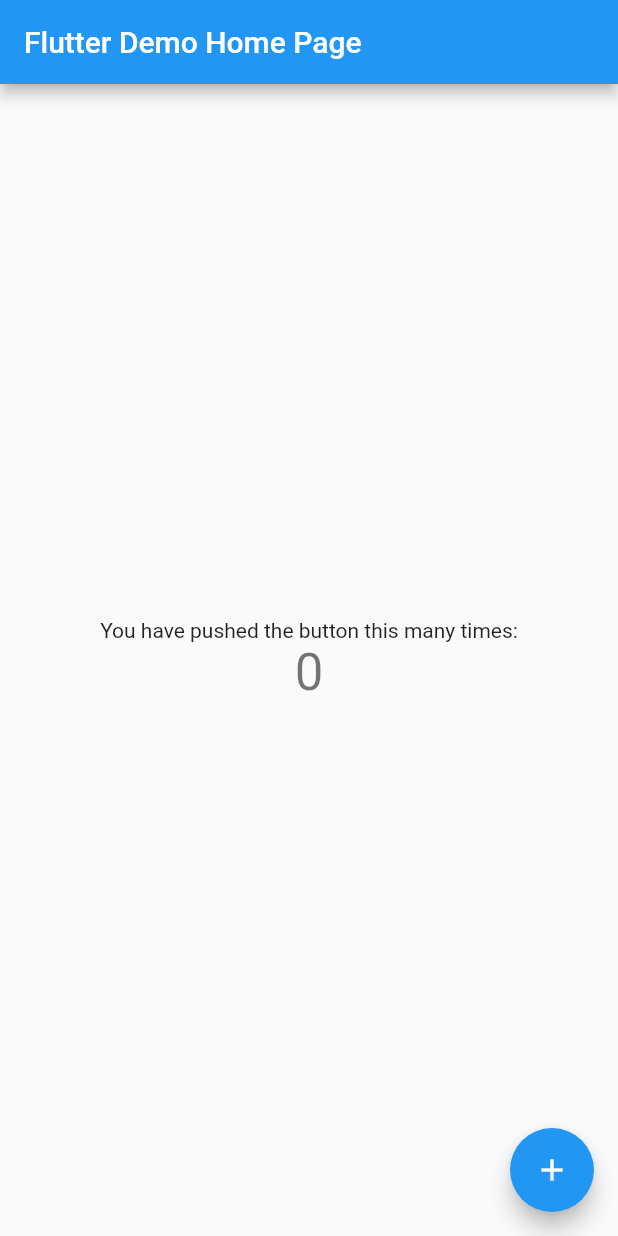
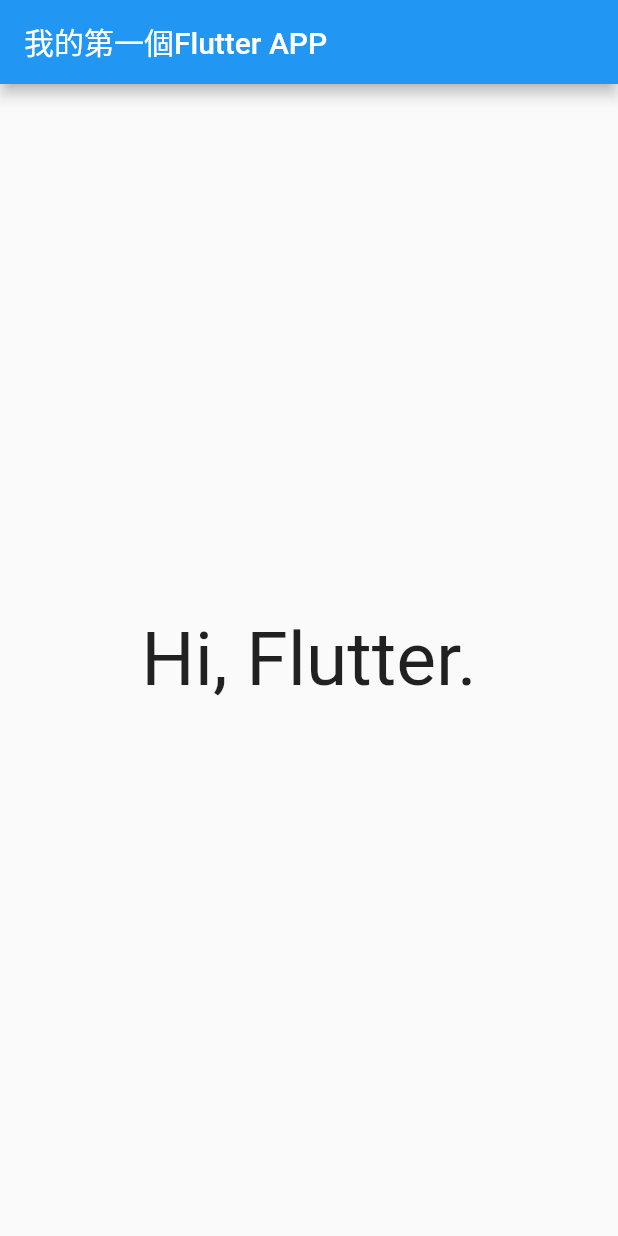
Before and after one commit to MAYATANG/myfirstapp, a Flutter app: the screen it shows after launch, on a phone screen of 412 x 824 dp. Run offline on Flutter 3.47's test engine with Material 2 defaults, Android fonts, the phone set to English and light mode, and no system bars.

Commit message:
2022/3/7

```diff
--- a/lib/main.dart
+++ b/lib/main.dart
@@ -1,115 +1,25 @@
 import 'package:flutter/material.dart';
 
-void main() {
-  runApp(const MyApp());
+void main(){
+  var appTitle = Text('我的第一個Flutter APP'),
+    hiFlutter = Text(
+    'Hi, Flutter.',
+    style: TextStyle(fontSize: 50),
+  );
+
+  var appBody = Center(
+    child: hiFlutter,
+  );
+
+  var appBar = AppBar(
+    title: appTitle,
+  );
+
+  var app = MaterialApp(
+    home: Scaffold(
+      appBar: appBar,
+      body: appBody,
+    ),
+  );
+  runApp(app);
 }
-
-class MyApp extends StatelessWidget {
-  const MyApp({Key? key}) : super(key: key);
-
-  // This widget is the root of your application.
-  @override
-  Widget build(BuildContext context) {
-    return MaterialApp(
-      title: 'Flutter Demo',
-      theme: ThemeData(
-        // This is the theme of your application.
-        //
-        // Try running your application with "flutter run". You'll see the
-        // application has a blue toolbar. Then, without quitting the app, try
-        // changing the primarySwatch below to Colors.green and then invoke
-        // "hot reload" (press "r" in the console where you ran "flutter run",
-        // or simply save your changes to "hot reload" in a Flutter IDE).
-        // Notice that the counter didn't reset back to zero; the application
-        // is not restarted.
-        primarySwatch: Colors.blue,
-      ),
-      home: const MyHomePage(title: 'Flutter Demo Home Page'),
-    );
-  }
-}
-
-class MyHomePage extends StatefulWidget {
-  const MyHomePage({Key? key, required this.title}) : super(key: key);
-
-  // This widget is the home page of your application. It is stateful, meaning
-  // that it has a State object (defined below) that contains fields that affect
-  // how it looks.
-
-  // This class is the configuration for the state. It holds the values (in this
-  // case the title) provided by the parent (in this case the App widget) and
-  // used by the build method of the State. Fields in a Widget subclass are
-  // always marked "final".
-
-  final String title;
-
-  @override
-  State<MyHomePage> createState() => _MyHomePageState();
-}
-
-class _MyHomePageState extends State<MyHomePage> {
-  int _counter = 0;
-
-  void _incrementCounter() {
-    setState(() {
-      // This call to setState tells the Flutter framework that something has
-      // changed in this State, which causes it to rerun the build method below
-      // so that the display can reflect the updated values. If we changed
-      // _counter without calling setState(), then the build method would not be
-      // called again, and so nothing would appear to happen.
-      _counter++;
-    });
-  }
-
-  @override
-  Widget build(BuildContext context) {
-    // This method is rerun every time setState is called, for instance as done
-    // by the _incrementCounter method above.
-    //
-    // The Flutter framework has been optimized to make rerunning build methods
-    // fast, so that you can just rebuild anything that needs updating rather
-    // than having to individually change instances of widgets.
-    return Scaffold(
-      appBar: AppBar(
-        // Here we take the value from the MyHomePage object that was created by
-        // the App.build method, and use it to set our appbar title.
-        title: Text(widget.title),
-      ),
-      body: Center(
-        // Center is a layout widget. It takes a single child and positions it
-        // in the middle of the parent.
-        child: Column(
-          // Column is also a layout widget. It takes a list of children and
-          // arranges them vertically. By default, it sizes itself to fit its
-          // children horizontally, and tries to be as tall as its parent.
-          //
-          // Invoke "debug painting" (press "p" in the console, choose the
-          // "Toggle Debug Paint" action from the Flutter Inspector in Android
-          // Studio, or the "Toggle Debug Paint" command in Visual Studio Code)
-          // to see the wireframe for each widget.
-          //
-          // Column has various properties to control how it sizes itself and
-          // how it positions its children. Here we use mainAxisAlignment to
-          // center the children vertically; the main axis here is the vertical
-          // axis because Columns are vertical (the cross axis would be
-          // horizontal).
-          mainAxisAlignment: MainAxisAlignment.center,
-          children: <Widget>[
-            const Text(
-              'You have pushed the button this many times:',
-            ),
-            Text(
-              '$_counter',
-              style: Theme.of(context).textTheme.headline4,
-            ),
-          ],
-        ),
-      ),
-      floatingActionButton: FloatingActionButton(
-        onPressed: _incrementCounter,
-        tooltip: 'Increment',
-        child: const Icon(Icons.add),
-      ), // This trailing comma makes auto-formatting nicer for build methods.
-    );
-  }
-}
```
Also changed, not shown: 2 other files.
